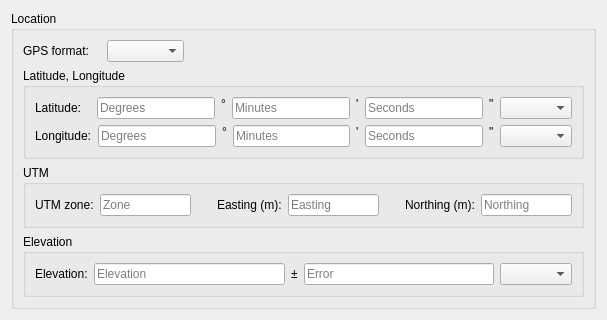
Qt form ui/GPSFields.ui (kathrynmetcalf/GeoCORK) before a commit.
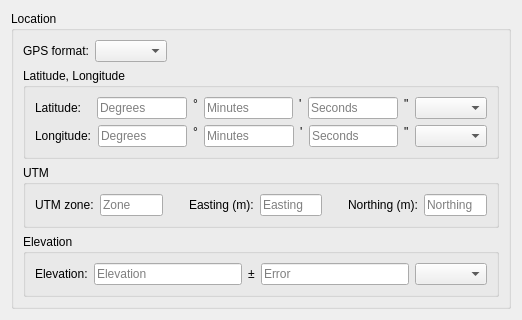
The same form after that commit. Custom widgets are drawn as their Qt base class.

Commit message: Makes GPS be a max width and age fields expand

Patch:
```diff
--- a/ui/GPSFields.ui
+++ b/ui/GPSFields.ui
@@ -6,7 +6,7 @@
    <rect>
     <x>0</x>
     <y>0</y>
-    <width>607</width>
+    <width>518</width>
     <height>316</height>
    </rect>
   </property>
@@ -28,6 +28,18 @@
        <verstretch>0</verstretch>
       </sizepolicy>
      </property>
+     <property name="minimumSize">
+      <size>
+       <width>500</width>
+       <height>0</height>
+      </size>
+     </property>
+     <property name="maximumSize">
+      <size>
+       <width>500</width>
+       <height>16777215</height>
+      </size>
+     </property>
      <property name="title">
       <string>Location</string>
      </property>
```
Left out of the diff: 8 changed lines with no effect on the pictures. The commit also changes 3 other files.
